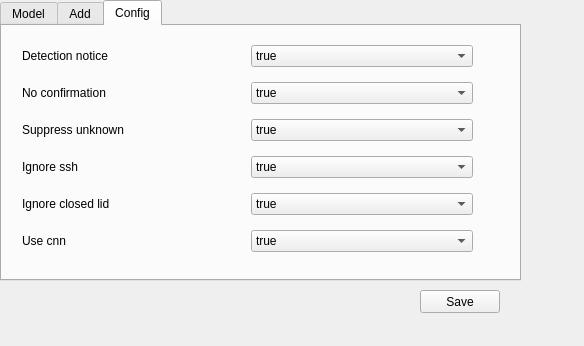
Above: widget.ui from dusekpe2/kcmhowdy before the change. Below: the same form after it.
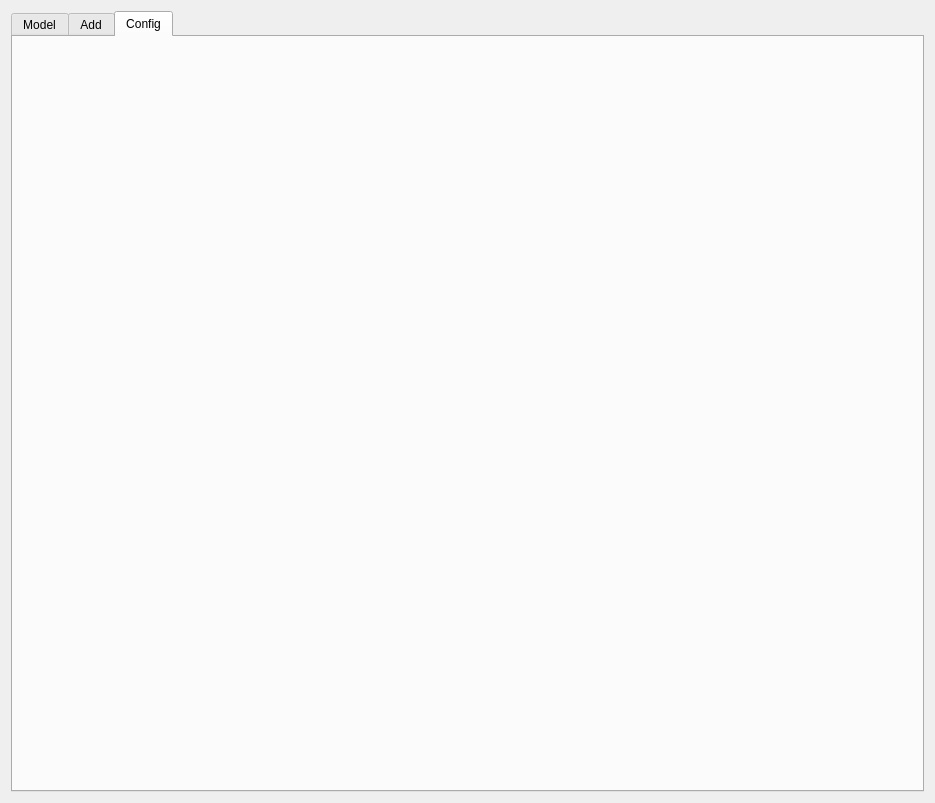
That is the form after the change. The open tabs and pages were chosen to show the change.

Diff of the .ui file:
```diff
--- a/widget.ui
+++ b/widget.ui
@@ -6,26 +6,15 @@
    <rect>
     <x>0</x>
     <y>0</y>
-    <width>584</width>
-    <height>346</height>
+    <width>935</width>
+    <height>803</height>
    </rect>
   </property>
   <property name="windowTitle">
    <string>Form</string>
   </property>
-  <widget class="QWidget" name="verticalLayoutWidget">
-   <property name="geometry">
-    <rect>
-     <x>0</x>
-     <y>0</y>
-     <width>521</width>
-     <height>281</height>
-    </rect>
-   </property>
-   <layout class="QVBoxLayout" name="verticalLayout">
-    <item>
-     <layout class="QHBoxLayout" name="horizontalLayout">
-      <item>
+  <layout class="QGridLayout" name="gridLayout_2">
+   <item row="0" column="0">
        <widget class="QTabWidget" name="tabWidget">
         <property name="currentIndex">
          <number>0</number>
@@ -107,188 +96,10 @@
          <attribute name="title">
           <string>Config</string>
          </attribute>
-         <widget class="QWidget" name="verticalLayoutWidget_2">
-          <property name="geometry">
-           <rect>
-            <x>20</x>
-            <y>10</y>
-            <width>451</width>
-            <height>231</height>
-           </rect>
-          </property>
-          <layout class="QVBoxLayout" name="verticalLayout_2">
-           <item>
-            <layout class="QHBoxLayout" name="horizontalLayout_2">
-             <item>
-              <widget class="QLabel" name="labelDetectionNotice">
-               <property name="text">
-                <string>Detection notice</string>
-               </property>
-              </widget>
-             </item>
-             <item>
-              <widget class="QComboBox" name="comboDetectionNotice">
-               <item>
-                <property name="text">
-                 <string>true</string>
-                </property>
-               </item>
-               <item>
-                <property name="text">
-                 <string>false</string>
-                </property>
-               </item>
+     </widget>
               </widget>
              </item>
             </layout>
-           </item>
-           <item>
-            <layout class="QHBoxLayout" name="horizontalLayout_3">
-             <item>
-              <widget class="QLabel" name="labelNoConfirmation">
-               <property name="text">
-                <string>No confirmation</string>
-               </property>
-              </widget>
-             </item>
-             <item>
-              <widget class="QComboBox" name="comboNoConfirmation">
-               <item>
-                <property name="text">
-                 <string>true</string>
-                </property>
-               </item>
-               <item>
-                <property name="text">
-                 <string>false</string>
-                </property>
-               </item>
-              </widget>
-             </item>
-            </layout>
-           </item>
-           <item>
-            <layout class="QHBoxLayout" name="horizontalLayout_4">
-             <item>
-              <widget class="QLabel" name="labelSuppressUnknown">
-               <property name="text">
-                <string>Suppress unknown</string>
-               </property>
-              </widget>
-             </item>
-             <item>
-              <widget class="QComboBox" name="comboSuppressUnknown">
-               <item>
-                <property name="text">
-                 <string>true</string>
-                </property>
-               </item>
-               <item>
-                <property name="text">
-                 <string>false</string>
-                </property>
-               </item>
-              </widget>
-             </item>
-            </layout>
-           </item>
-           <item>
-            <layout class="QHBoxLayout" name="horizontalLayout_5">
-             <item>
-              <widget class="QLabel" name="labelIgnoreSsh">
-               <property name="text">
-                <string>Ignore ssh</string>
-               </property>
-              </widget>
-             </item>
-             <item>
-              <widget class="QComboBox" name="comboIgnoreSsh">
-               <item>
-                <property name="text">
-                 <string>true</string>
-                </property>
-               </item>
-               <item>
-                <property name="text">
-                 <string>false</string>
-                </property>
-               </item>
-              </widget>
-             </item>
-            </layout>
-           </item>
-           <item>
-            <layout class="QHBoxLayout" name="horizontalLayout_6">
-             <item>
-              <widget class="QLabel" name="labelIgnoreClosedLid">
-               <property name="text">
-                <string>Ignore closed lid</string>
-               </property>
-              </widget>
-             </item>
-             <item>
-              <widget class="QComboBox" name="comboIgnoreClosedLid">
-               <item>
-                <property name="text">
-                 <string>true</string>
-                </property>
-               </item>
-               <item>
-                <property name="text">
-                 <string>false</string>
-                </property>
-               </item>
-              </widget>
-             </item>
-            </layout>
-           </item>
-           <item>
-            <layout class="QHBoxLayout" name="horizontalLayout_7">
-             <item>
-              <widget class="QLabel" name="labelUseCnn">
-               <property name="text">
-                <string>Use cnn</string>
-               </property>
-              </widget>
-             </item>
-             <item>
-              <widget class="QComboBox" name="comboUseCnn">
-               <item>
-                <property name="text">
-                 <string>true</string>
-                </property>
-               </item>
-               <item>
-                <property name="text">
-                 <string>false</string>
-                </property>
-               </item>
-              </widget>
-             </item>
-            </layout>
-           </item>
-          </layout>
-         </widget>
-        </widget>
-       </widget>
-      </item>
-     </layout>
-    </item>
-   </layout>
-  </widget>
-  <widget class="QPushButton" name="buttonSave">
-   <property name="geometry">
-    <rect>
-     <x>420</x>
-     <y>290</y>
-     <width>80</width>
-     <height>23</height>
-    </rect>
-   </property>
-   <property name="text">
-    <string>Save</string>
-   </property>
-  </widget>
  </widget>
  <resources/>
  <connections/>
```
Left out of the diff: 22 changed lines with no effect on the pictures. Lines whose indentation alone changed are shown as unchanged.
